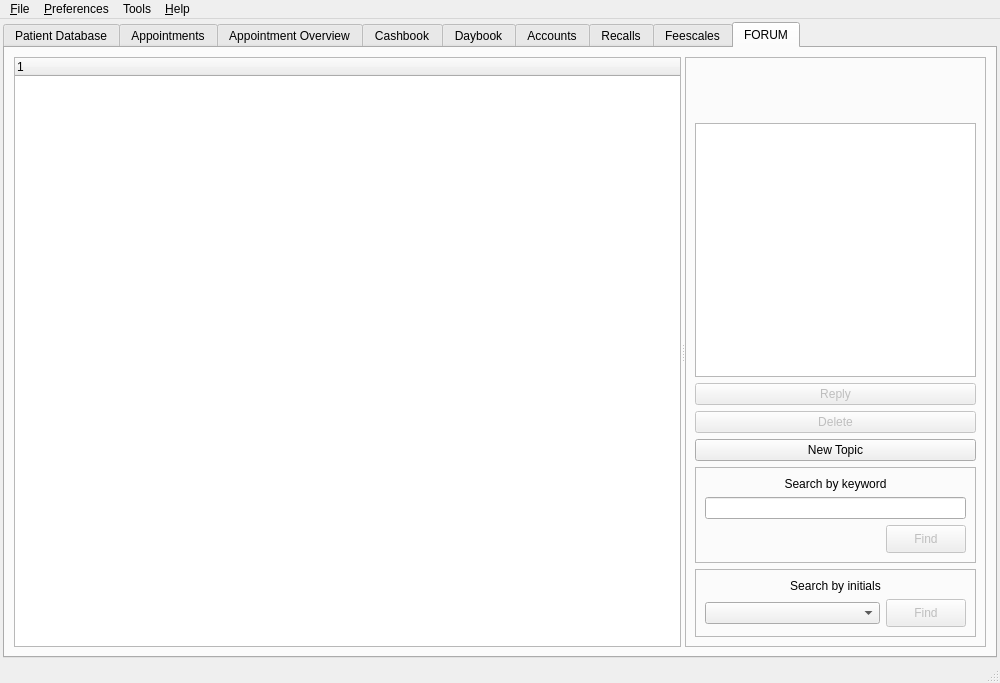
First picture: the form in qt-designer/main.ui, repository rowinggolfer/openmolar1, before the edit.
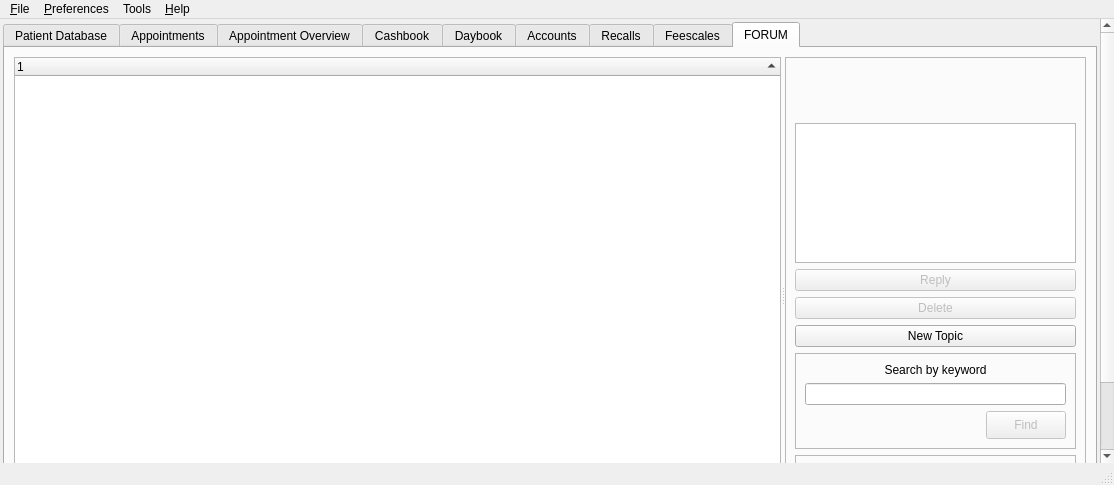
Second picture: the form after the edit. The open tabs and pages were chosen to show the change. Icons and pictures are not drawn.

Commit message: added sumatraPDF support for windows clients

The edit to the form file:
```diff
--- a/qt-designer/main.ui
+++ b/qt-designer/main.ui
@@ -6,8 +6,8 @@
    <rect>
     <x>0</x>
     <y>0</y>
-    <width>1000</width>
-    <height>683</height>
+    <width>1114</width>
+    <height>485</height>
    </rect>
   </property>
   <property name="sizePolicy">
@@ -62,8 +62,8 @@
         <rect>
          <x>0</x>
          <y>0</y>
-         <width>1000</width>
-         <height>637</height>
+         <width>1098</width>
+         <height>517</height>
         </rect>
        </property>
        <layout class="QHBoxLayout" name="horizontalLayout_7">
@@ -5410,6 +5410,12 @@
                 <enum>Qt::Vertical</enum>
                </property>
                <widget class="QTreeWidget" name="forum_treeWidget">
+                <attribute name="headerShowSortIndicator" stdset="0">
+                 <bool>true</bool>
+                </attribute>
+                <attribute name="headerShowSortIndicator" stdset="0">
+                 <bool>true</bool>
+                </attribute>
                 <column>
                  <property name="text">
                   <string notr="true">1</string>
@@ -5657,7 +5663,7 @@
     <rect>
      <x>0</x>
      <y>0</y>
-     <width>1000</width>
+     <width>1114</width>
      <height>23</height>
     </rect>
    </property>
```
Left out of the diff: 4 changed lines with no effect on the pictures. The commit also changes 4 other files.
